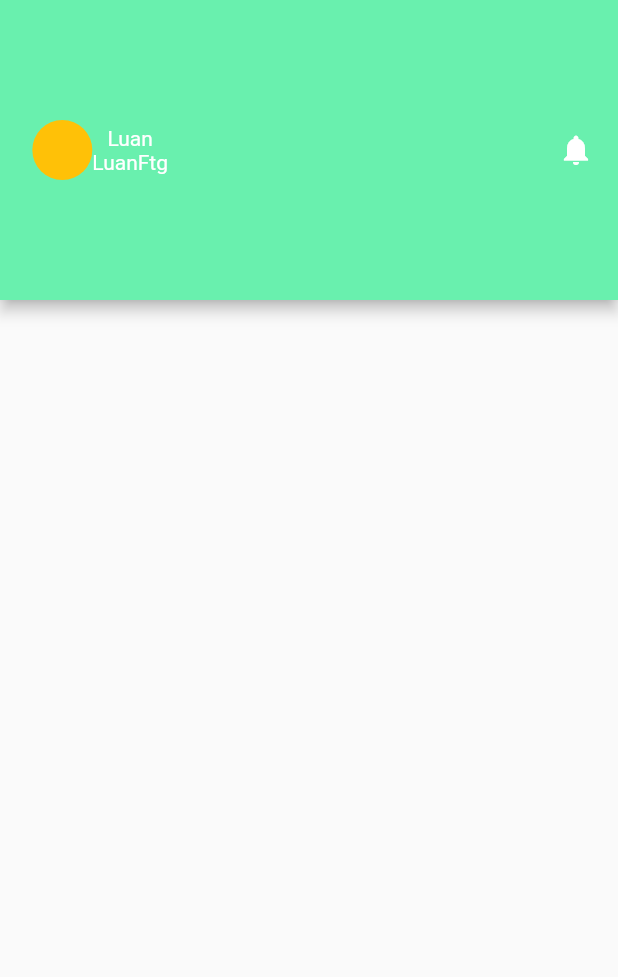
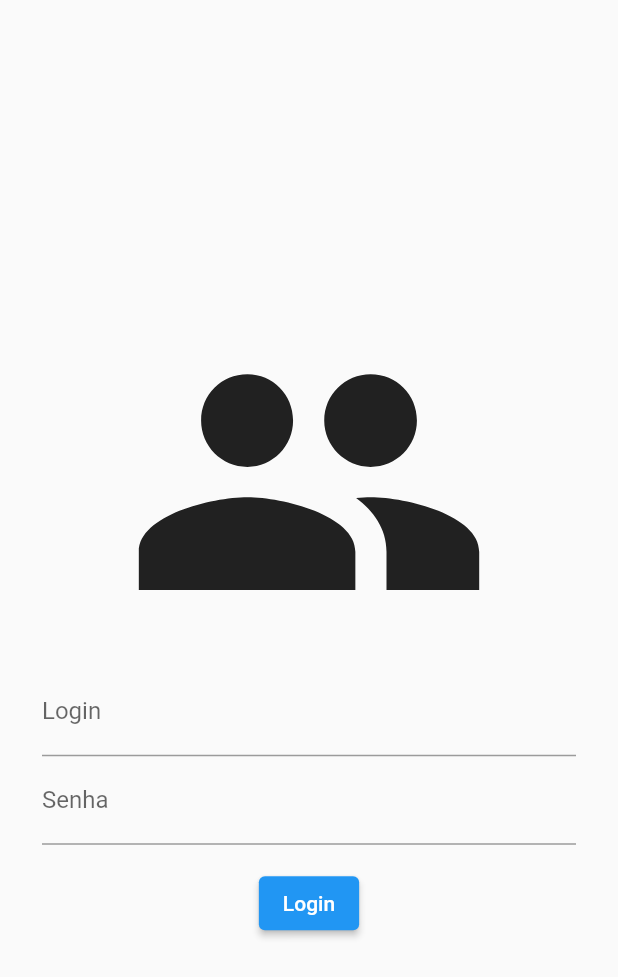
Before and after one commit to Luanftg/PIT01GP01, a Flutter app: the screen it shows after launch, on a phone screen of 412 x 824 dp. Shown: the top 977 px of the screen. Run offline on Flutter 3.47's test engine with Material 2 defaults, Android fonts, the phone set to English and light mode, and no system bars.

Commit message:
[feat]: cria paginas iniciais: Splashe Login e Login controller

```diff
--- /dev/null
+++ b/system_finances/lib/controllers/login_controller.dart
@@ -0,0 +1,18 @@
+import 'package:flutter/cupertino.dart';
+
+class LoginController {
+  ValueNotifier<bool> inLoader = ValueNotifier<bool>(false);
+
+  String? _login;
+  setLogin(String value) => _login = value;
+
+  String? _pass;
+  setPass(String value) => _pass = value;
+
+  Future<bool> auth() async {
+    inLoader.value = true;
+    await Future.delayed(const Duration(seconds: 2));
+    inLoader.value = false;
+    return _login == 'luanftg' && _pass == '123';
+  }
+}
--- a/system_finances/lib/main.dart
+++ b/system_finances/lib/main.dart
@@ -1,6 +1,7 @@
 import 'package:flutter/material.dart';
-
-import 'view/home_page.dart';
+import 'package:system_finances/view/pages/home_page.dart';
+import 'package:system_finances/view/pages/login_page.dart';
+import 'package:system_finances/view/pages/splash_page.dart';
 
 void main() {
   runApp(const MyApp());
@@ -13,8 +14,13 @@ class MyApp extends StatelessWidget {
   Widget build(BuildContext context) {
     return MaterialApp(
       debugShowCheckedModeBanner: false,
-      home: const HomePage(),
-      theme: ThemeData(primaryColor: Colors.green),
+      initialRoute: '/splash',
+      routes: {
+        '/splash': (_) => const SplashPage(),
+        '/login': (_) => LoginPage(),
+        '/home': (_) => const HomePage(),
+      },
+      theme: ThemeData(primaryColor: Colors.amber),
     );
   }
 }
--- /dev/null
+++ b/system_finances/lib/view/pages/login_page.dart
@@ -0,0 +1,69 @@
+import 'dart:developer';
+
+import 'package:flutter/material.dart';
+import 'package:system_finances/controllers/login_controller.dart';
+
+class LoginPage extends StatelessWidget {
+  LoginPage({super.key});
+
+  final LoginController _controller = LoginController();
+  @override
+  Widget build(BuildContext context) {
+    return Scaffold(
+      body: Container(
+        padding: const EdgeInsets.all(28),
+        child: Column(
+          mainAxisAlignment: MainAxisAlignment.center,
+          crossAxisAlignment: CrossAxisAlignment.center,
+          children: [
+            Icon(
+              Icons.people,
+              size: MediaQuery.of(context).size.height * 0.3,
+            ),
+            TextField(
+              decoration: const InputDecoration(
+                label: Text('Login'),
+              ),
+              onChanged: _controller.setLogin,
+            ),
+            TextField(
+              decoration: const InputDecoration(
+                label: Text('Senha'),
+              ),
+              onChanged: _controller.setPass,
+              obscureText: true,
+            ),
+            const SizedBox(
+              height: 15,
+            ),
+            ValueListenableBuilder<bool>(
+              valueListenable: _controller.inLoader,
+              builder: (_, inLoader, __) => inLoader
+                  ? const CircularProgressIndicator()
+                  : ElevatedButton(
+                      onPressed: () {
+                        _controller.auth().then(
+                          (result) {
+                            if (result) {
+                              Navigator.of(context)
+                                  .pushReplacementNamed('/home');
+                            } else {
+                              ScaffoldMessenger.of(context).showSnackBar(
+                                const SnackBar(
+                                  content: Text('Falha ao realizar o login'),
+                                  duration: Duration(seconds: 5),
+                                ),
+                              );
+                            }
+                          },
+                        );
+                      },
+                      child: const Text('Login'),
+                    ),
+            )
+          ],
+        ),
+      ),
+    );
+  }
+}
```
Also changed, not shown: system_finances/lib/view/pages/splash_page.dart (added, +30 -0 lines), system_finances/lib/view/pages/home_page.dart (renamed from system_finances/lib/view/home_page.dart).
